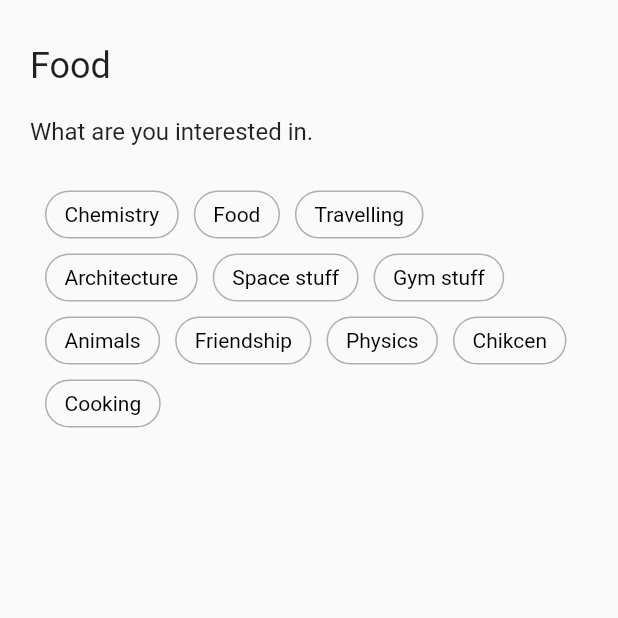
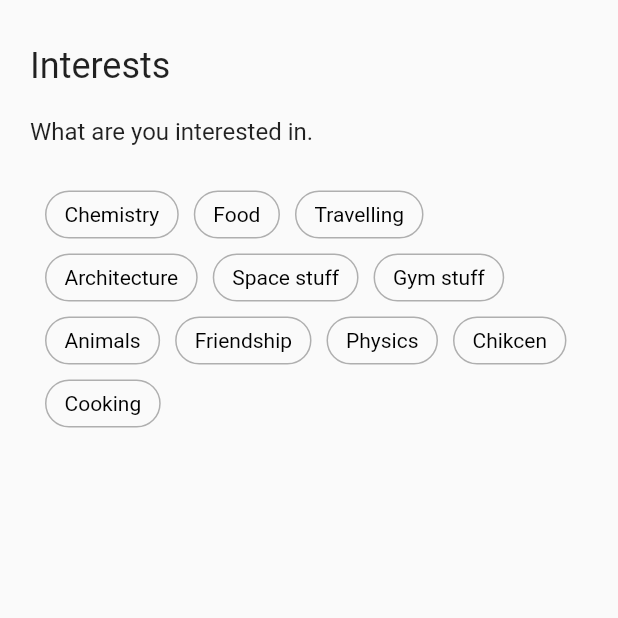
Before and after one commit to ChristineWasike/startuphack, a Flutter app: the Interests screen opened directly, on a phone screen of 412 x 824 dp, the top half of it. Run offline on Flutter 3.47's test engine with Material 2 defaults, Android fonts, the phone set to English and light mode, and no system bars; our stand-ins replace chips_choice_null_safety, flutter_map, flutter_signin_button, flutter_spinkit, latlong2.

Commit message:
new change

```diff
--- a/lib/screens/onboarding/onboarding3.dart
+++ b/lib/screens/onboarding/onboarding3.dart
@@ -5,10 +5,10 @@ class Interests extends StatefulWidget {
   const Interests({Key? key}) : super(key: key);
 
   @override
-  State<Interests> createState() => _PassionsState();
+  State<Interests> createState() => _InterestsState();
 }
 
-class _PassionsState extends State<Interests> {
+class _InterestsState extends State<Interests> {
   List<String> tags = [];
   List<String> options = [
     'Chemistry',
@@ -35,7 +35,7 @@ class _PassionsState extends State<Interests> {
           physics: BouncingScrollPhysics(),
           children: <Widget>[
             Text(
-              "Food",
+              "Interests",
               style: TextStyle(fontSize: 24.0),
             ),
             SizedBox(
```
